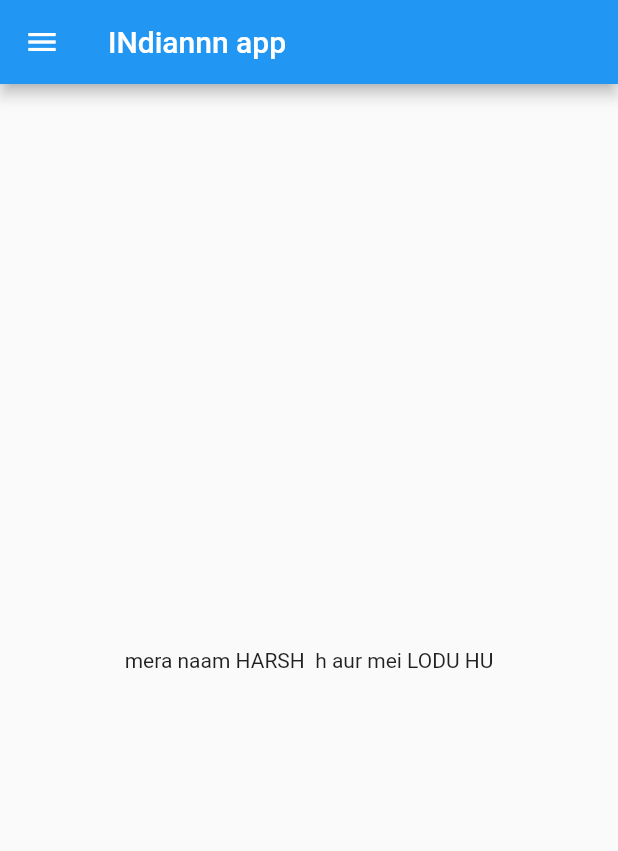
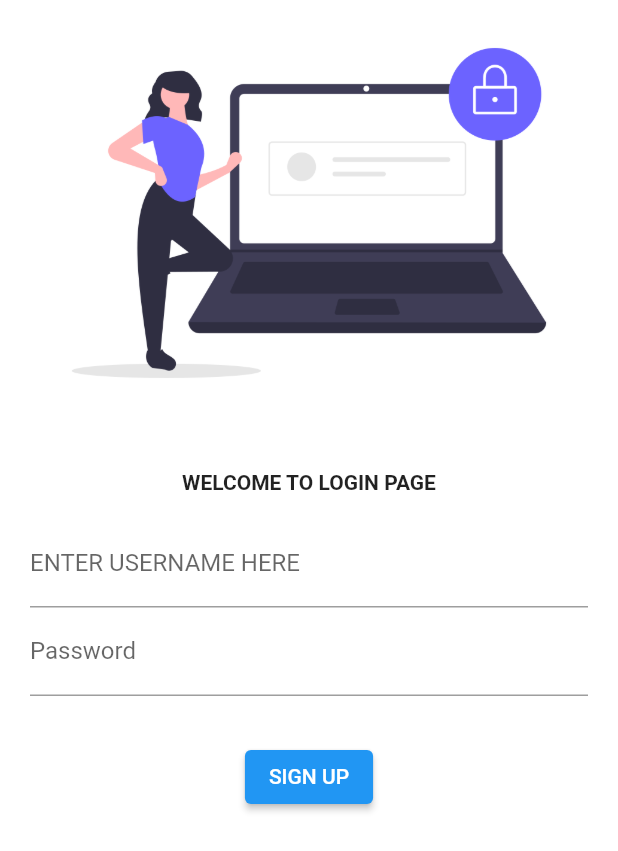
Before and after one commit to Ayushsusheel/Flutter, a Flutter app: the screen it shows after launch, on a phone screen of 412 x 824 dp. Shown: the top 851 px of the screen. Run offline on Flutter 3.47's test engine with Material 2 defaults, Android fonts, the phone set to English and light mode, and no system bars.

Commit message:
DAY 4 COMPLETED

```diff
--- a/lib/PAGES/LOGINPAGE.dart
+++ /dev/null
@@ -1,20 +0,0 @@
-import 'package:flutter/material.dart';
-
-
-class LOGINPAGE extends StatelessWidget {
-
-
-//const ({ Key? key }) : super(key: key);
-
-  @override
-
-
-
-  Widget build(BuildContext context) {
-    return Material(
-
-      child: Center(child: Text("hello this is login pagge",style: TextStyle(fontSize: 50,fontWeight: FontWeight.normal),)),
-
-    );
-  }
-}
--- a/lib/PAGES/homePAGE.dart
+++ /dev/null
@@ -1,25 +0,0 @@
-import 'package:flutter/material.dart';
-
-class HOMEPAGE extends StatelessWidget {
-  //const HOMEPAGE({ Key? key }) : super(key: key);
-  int days = 30;
-  double temp = 30.2;
-  String name = "HARSH ";
-
-  @override
-  Widget build(BuildContext context) {
-    return Scaffold(
-      appBar: AppBar(
-        title: Text("INdiannn app"),
-      ),
-      body: Center(
-        child: Container(
-          child: Text("mera naam $name h aur mei LODU HU"),
-        ),
-      ),
-      drawer: Drawer(
-        child: Text("OPTIONS IN OUR APP  "),
-      ),
-    );
-  }
-}
--- a/lib/main.dart
+++ b/lib/main.dart
@@ -1,49 +1,30 @@
-
-
-import 'dart:js';
+//import 'dart:js';
 
 import 'package:flutter/material.dart';
-import 'package:flutter_application_1/PAGES/LOGINPAGE.dart';
-import 'package:flutter_application_1/PAGES/homePAGE.dart';
+import 'package:flutter_application_1/PAGES/login_page.dart';
+import 'package:flutter_application_1/PAGES/home_page.dart';
 
+void main() {
+  runApp(const MyApp());
+}
 
-
-
-void main()
-{
-  runApp(MyApp());
-
-
-}
 class MyApp extends StatelessWidget {
-  //const ({ Key? key }) : super(key: key);
+  const MyApp({ Key? key }) : super(key: key);
 
   @override
-  Widget build(BuildContext context)
-   {
-
-
+  Widget build(BuildContext context) {
     return MaterialApp(
-      ////////////home: HOMEPAGE(),
-    themeMode : ThemeMode.light,
-    theme: ThemeData(),
-    darkTheme: ThemeData(
-      brightness: Brightness.dark
-
-      ),
-      initialRoute: "/home",
-routes : {
-              "/": (context)=>LOGINPAGE(),
-                "/home" :(context)=>HOMEPAGE(),
-
-
-
-
-}
-    );
-
-
-
+        ////////////home: HOMEPAGE(),
+        themeMode: ThemeMode.light,
+        theme: ThemeData(),
+        darkTheme: ThemeData(brightness: Brightness.dark),
+        initialRoute: "/",
+        routes: {
+          "/": (context) => const LoginPage(),
+          "/home": (context) => const HomePage(),
+          "/login":(context)=> const LoginPage(),
+        }
+        );
 
   }
 }
--- /dev/null
+++ b/lib/pages/home_page.dart
@@ -0,0 +1,23 @@
+       import 'package:flutter/material.dart';
+
+class HomePage extends StatelessWidget {
+  const HomePage({Key? key}) : super(key: key);
+  final int days = 30;
+  final double temp = 30.2;
+  final String name = "HARSH ";
+
+  @override
+  Widget build(BuildContext context) {
+    return Scaffold(
+      appBar: AppBar(
+        title: const Text("INdiannn app"),
+      ),
+      body: Center(
+        child: Text("mera naam $name h aur mei LODU HU"),
+      ),
+      drawer: const Drawer(
+        child: Text("OPTIONS IN OUR APP  "),
+      ),
+    );
+  }
+}
--- /dev/null
+++ b/lib/pages/login_page.dart
@@ -0,0 +1,90 @@
+import 'package:flutter/material.dart';
+
+class LoginPage extends StatelessWidget {
+const LoginPage({ Key? key }) : super(key: key);
+
+  @override
+  Widget build(BuildContext context) {
+    return Material
+    (
+      //child: Center(
+        //   child: Text(
+        // "hello this is login pagge",
+        // style: TextStyle(
+        //     fontSize: 50, color: Colors.brown[600], fontWeight: FontWeight.normal),
+    //      )),
+    // );
+
+   //IMAGEE BNAYA H IDHR
+   color: Colors.white,
+
+   child: Column(
+     children: [
+       Image.asset(
+         "assets/images/securelogin.png",
+         fit: BoxFit.cover
+         ),
+
+    SizedBox(height:30.0,
+
+  /*child: Text(
+           "HIII",
+         )*/
+        ),
+  Text(
+  "WELCOME TO LOGIN PAGE",
+  style: TextStyle(
+    fontWeight: FontWeight.bold,
+    ),
+),
+
+Padding(
+  padding: const EdgeInsets.symmetric(vertical:16.0,horizontal: 20.0),
+          child:Column (
+  children: [
+   TextFormField(
+  decoration: InputDecoration(
+//hintText: "Username",
+labelText: "ENTER USERNAME HERE",
+  ),
+),
+  TextFormField(
+    obscureText:true,
+  decoration: InputDecoration(
+//hintText: "ENTER PASSWORD HERE",
+
+labelText: "Password",
+  ),
+  ),
+ SizedBox(height:30.0,
+ ),
+ElevatedButton(
+  child: Text("SIGN UP"),
+  //ye line signup ko thoda light color krdega in utube video but mere code mei no  use here!!!!!
+  // style: TextButton.styleFrom(),
+onPressed: (){print("hi im pressed ");},
+
+)
+
+
+  ],
+  ),
+  ),
+
+
+
+
+
+],
+
+)
+
+
+
+
+   );
+
+
+
+  }
+}
--- a/pubspec.yaml
+++ b/pubspec.yaml
@@ -58,8 +58,8 @@ flutter:
   uses-material-design: true
 
   # To add assets to your application, add an assets section, like this:
-  # assets:
-  #   - images/a_dot_burr.jpeg
+  assets:
+    -  assets/images/
   #   - images/a_dot_ham.jpeg
 
   # An image asset can refer to one or more resolution-specific "variants", see
```
Also changed, not shown: assets/images/securelogin.png (added).
